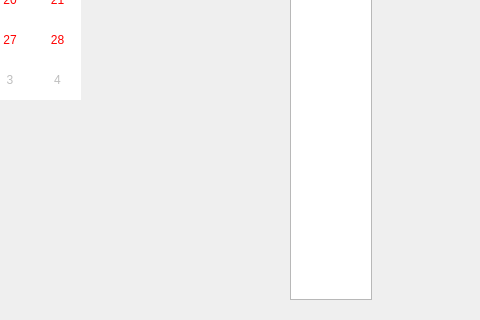
First picture: the form in ui/calendar.ui, repository Younger-Chan/everyday, before the edit; both pictures show x 313 to 793 and y 216 to 536 of the 793 by 536 pixel window.
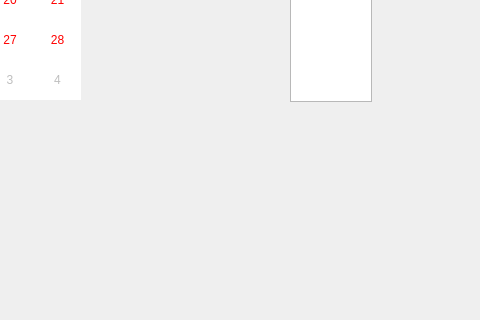
Second picture: the form after the edit.

Commit message: 修改样式

What changed in the file:
```diff
--- a/ui/calendar.ui
+++ b/ui/calendar.ui
@@ -202,7 +202,7 @@
        </item>
        <item>
         <widget class="QWidget" name="w_today" native="true">
-         <layout class="QHBoxLayout" name="horizontalLayout_7">
+         <layout class="QVBoxLayout" name="verticalLayout_7" stretch="6,4">
           <item>
            <layout class="QHBoxLayout" name="horizontalLayout_3" stretch="5,5">
             <item>
@@ -250,6 +250,19 @@
             </item>
            </layout>
           </item>
+          <item>
+           <spacer name="verticalSpacer_2">
+            <property name="orientation">
+             <enum>Qt::Vertical</enum>
+            </property>
+            <property name="sizeHint" stdset="0">
+             <size>
+              <width>20</width>
+              <height>40</height>
+             </size>
+            </property>
+           </spacer>
+          </item>
          </layout>
         </widget>
        </item>
```
Left out of the diff: 2 changed lines with no effect on the pictures.
